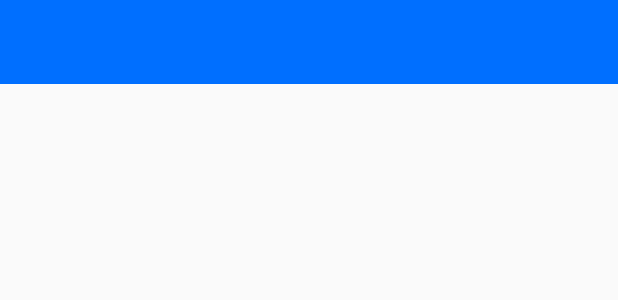
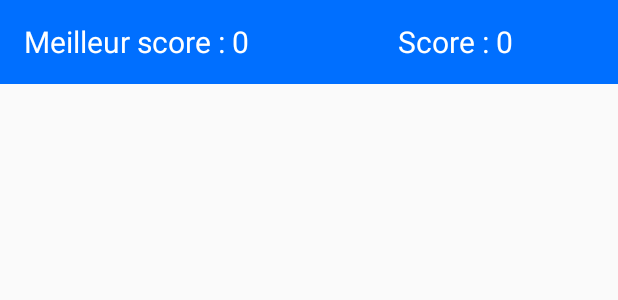
Before and after one commit to tanguybro/snakegj, an Android app: the layout jeu.xml on its own in the app's theme, with its tools: preview values and no code run, on a phone screen of 412 x 824 dp. Shown: the top 300 px of the screen. Run offline under Robolectric (Android 15) with nearby library versions, the phone set to English and light mode, and no system bars.

Commit message:
quasiment fini

```diff
--- a/SnakeGJ/app/src/main/java/com/snakegj/jeu/JeuVue.java
+++ b/SnakeGJ/app/src/main/java/com/snakegj/jeu/JeuVue.java
@@ -56,6 +56,7 @@ public class JeuVue extends SurfaceView implements SurfaceHolder.Callback {
             editor.commit();
         }
         Intent intent = new Intent(context, PopupFinPartie.class);
+        intent.putExtra("pseudo", pseudo);
         context.startActivity(intent);
     }
 
--- a/SnakeGJ/app/src/main/java/com/snakegj/popup/PopupFinPartie.java
+++ b/SnakeGJ/app/src/main/java/com/snakegj/popup/PopupFinPartie.java
@@ -24,11 +24,13 @@ public class PopupFinPartie extends AppCompatActivity {
         Button btnRejouer = findViewById(R.id.btnRejouer);
         Button btnQuitter = findViewById(R.id.btnQuitter);
 
-        /** probleme ne trouve pas le pseudo et peut pas ecrire dans firebase */
+
         btnRejouer.setOnClickListener(new View.OnClickListener() {
             @Override
             public void onClick(View v) {
                 Intent intent = new Intent(PopupFinPartie.this, Jeu.class);
+                String pseudo = getIntent().getStringExtra("pseudo");
+                intent.putExtra("pseudo", pseudo);
                 startActivity(intent);
                 finish();
             }
--- a/SnakeGJ/app/src/main/java/com/snakegj/popup/PopupPause.java
+++ b/SnakeGJ/app/src/main/java/com/snakegj/popup/PopupPause.java
@@ -41,6 +41,7 @@ public class PopupPause extends AppCompatActivity {
         btnReprendre.setOnClickListener(new View.OnClickListener() {
             @Override
             public void onClick(View v) {
+                onBackPressed();
                 finish();
             }
         });
--- a/SnakeGJ/app/src/main/res/layout/jeu.xml
+++ b/SnakeGJ/app/src/main/res/layout/jeu.xml
@@ -1,5 +1,5 @@
 <?xml version="1.0" encoding="utf-8"?>
-<android.support.constraint.ConstraintLayout xmlns:android="http://schemas.android.com/apk/res/android"
+<FrameLayout xmlns:android="http://schemas.android.com/apk/res/android"
     xmlns:app="http://schemas.android.com/apk/res-auto"
     android:layout_width="match_parent"
     android:layout_height="match_parent"
@@ -12,7 +12,31 @@
         android:layout_height="wrap_content"
         android:background="?attr/colorPrimary"
         android:minHeight="?attr/actionBarSize"
-        app:layout_constraintTop_toTopOf="parent"/>
+        app:layout_constraintTop_toTopOf="parent">
+
+        <TextView
+            android:id="@+id/score"
+            android:layout_width="wrap_content"
+            android:layout_height="wrap_content"
+            android:text="Score : 0"
+            android:textColor="@android:color/white"
+            android:textSize="20sp"
+            android:layout_gravity="right"
+            android:layout_marginRight="70dp"/>
+
+        <TextView
+            android:id="@+id/meilleurScore"
+            android:layout_width="wrap_content"
+            android:layout_height="wrap_content"
+            android:text="Meilleur score : 0"
+            android:textColor="@android:color/white"
+            android:textSize="20sp"
+            android:layout_gravity="left"
+            android:layout_marginRight="70dp"/>
+
+    </android.support.v7.widget.Toolbar>
 
 
-</android.support.constraint.ConstraintLayout>
+
+
+</FrameLayout>
--- a/SnakeGJ/app/src/main/res/layout/menu.xml
+++ b/SnakeGJ/app/src/main/res/layout/menu.xml
@@ -27,6 +27,7 @@
             android:text="@string/snakegj"
             android:textSize="30sp"
             android:layout_marginBottom="20dp"
+            android:background="@color/com_facebook_button_send_background_color_pressed"
             android:textColor="@android:color/white"/>
 
         <FrameLayout
--- a/SnakeGJ/app/src/main/res/values/strings.xml
+++ b/SnakeGJ/app/src/main/res/values/strings.xml
@@ -17,5 +17,6 @@
     <string name="mondial">Mondial</string>
     <string name="meilleurScore">Meilleur Score</string>
     <string name="son">Son :</string>
+    <string name="activer_d_sactiver_la_musique_du_jeu">Activer/désactiver la musique du jeu</string>
 
 </resources>
```
Also changed, not shown: SnakeGJ/app/src/main/java/com/snakegj/Menu.java (+20 -5 lines), SnakeGJ/app/src/main/java/com/snakegj/jeu/Jeu.java (+12 -3 lines), SnakeGJ/app/src/main/java/com/snakegj/jeu/JeuThread.java (+3 -5 lines), SnakeGJ/app/src/main/java/com/snakegj/pages/Classement.java (+11 -0 lines), SnakeGJ/app/src/main/java/com/snakegj/pages/Options.java (+25 -0 lines), SnakeGJ/app/src/main/res/drawable-anydpi/ic_retour.xml (added, +10 -0 lines), SnakeGJ/app/src/main/res/layout/classement.xml (+10 -0 lines), SnakeGJ/app/src/main/res/layout/options.xml (+47 -25 lines), SnakeGJ/app/src/main/res/drawable-hdpi/ic_retour.png (added), SnakeGJ/app/src/main/res/drawable-mdpi/ic_retour.png (added), SnakeGJ/app/src/main/res/drawable-xhdpi/ic_retour.png (added), SnakeGJ/app/src/main/res/drawable-xxhdpi/ic_retour.png (added), 1 other file.
